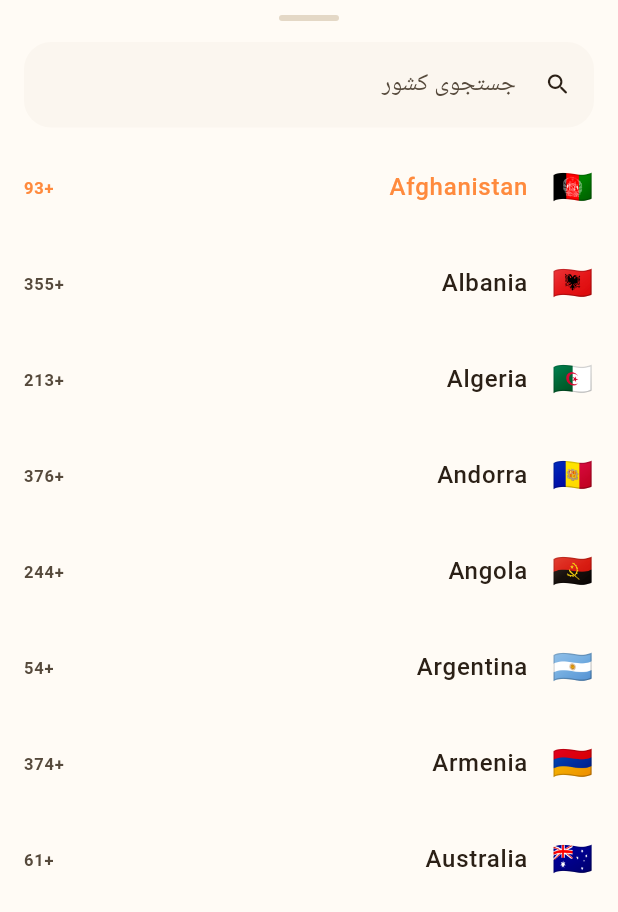
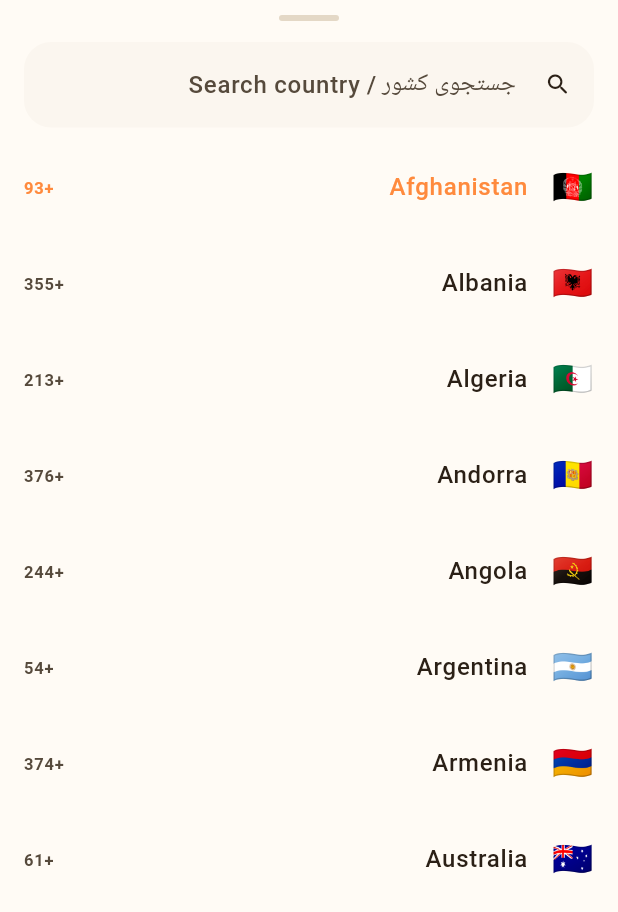
Before and after one commit to AliRezaHussainiNECDO/afghanistan_girls_digital_school_final, a Flutter app: the _CountryPickerSheet widget shown alone on an empty page, opened directly with sample values from the repository, on a phone screen of 412 x 824 dp. Shown: the top 912 px of the screen. Run offline on Flutter 3.47's test engine with Material 3 defaults, Android fonts, the phone set to English and light mode, and no system bars; our stand-ins replace audioplayers, chewie, confetti, dartz, dio, equatable and 9 more; missing offline and left inert: apivideo_live_stream, dart:html, jitsi_meet_flutter_sdk, record, syncfusion_flutter_pdf; accounts and stored records are empty; Roboto replaces fonts that are missing (Vazirmatn); project files that could hold a hidden picture were left out.

Commit message:
Update country_phone_field.dart

```diff
--- a/lib/core/widgets/country_phone_field.dart
+++ b/lib/core/widgets/country_phone_field.dart
@@ -377,7 +377,7 @@ class _CountryPickerSheetState extends State<_CountryPickerSheet> {
                   padding: const EdgeInsets.fromLTRB(16, 14, 16, 8),
                   child: TextField(
                     decoration: InputDecoration(
-                      hintText: context.tr('auth.searchCountry'),
+                      hintText: 'جستجوی کشور / Search country',
                       prefixIcon: const Icon(Icons.search_rounded),
                       isDense: true,
                       border: OutlineInputBorder(borderRadius: BorderRadius.circular(AppRadii.md)),
```
